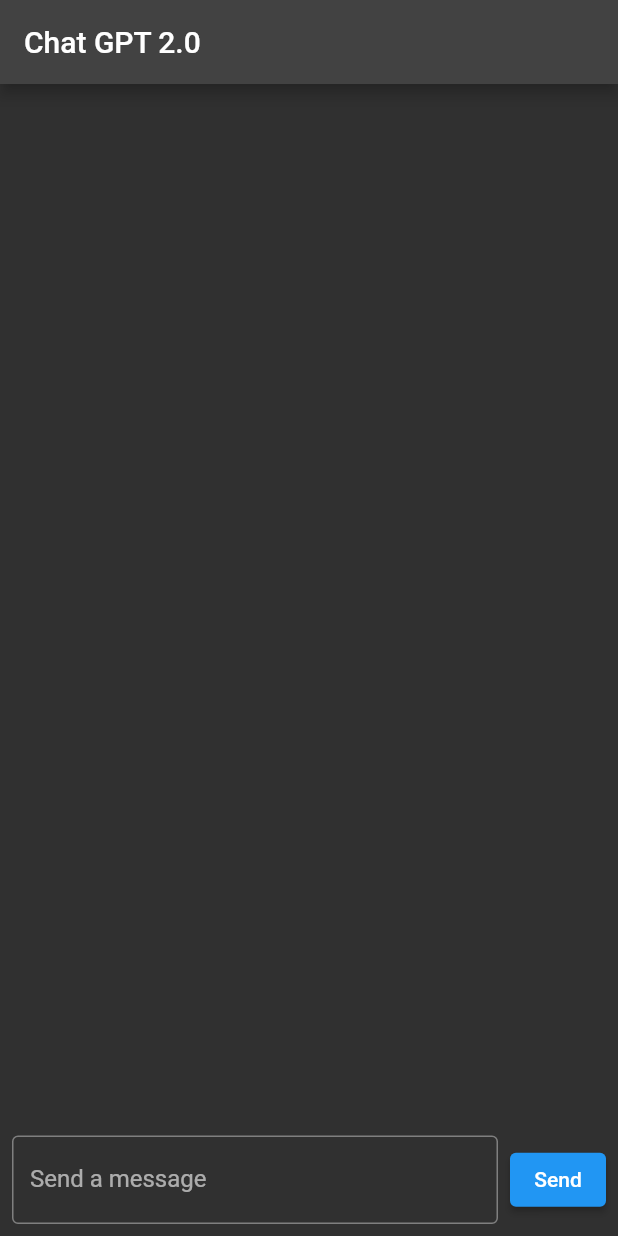
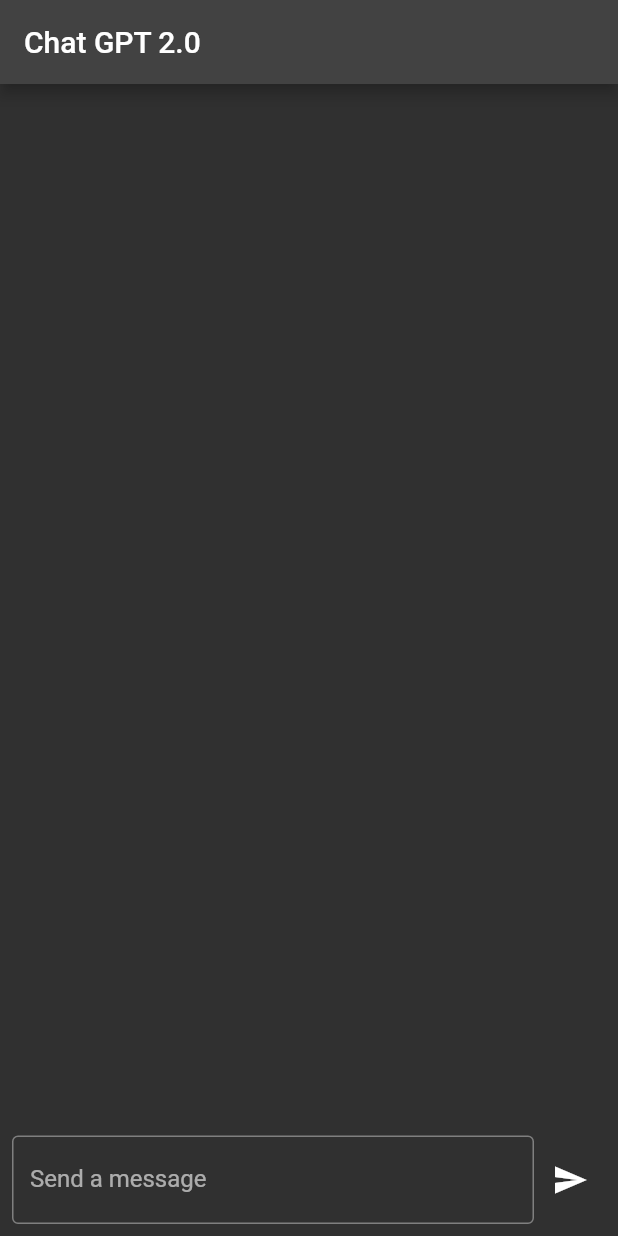
Before and after one commit to divyeshvankar/ChatGptApp, a Flutter app: the screen it shows after launch, on a phone screen of 412 x 824 dp. Run offline on Flutter 3.47's test engine with Material 2 defaults, Android fonts, the phone set to English and light mode, and no system bars.

Commit message:
change icon for send

```diff
--- a/chat_app/lib/main.dart
+++ b/chat_app/lib/main.dart
@@ -160,8 +160,7 @@ class _ChatScreenState extends State<ChatScreen> {
                     ),
                   ),
                 ),
-                const SizedBox(width: 8.0),
-                ElevatedButton(
+                IconButton( // Replace ElevatedButton with IconButton
                   onPressed: () {
                     final message = _messageController.text.trim();
                     if (message.isNotEmpty) {
@@ -172,7 +171,7 @@ class _ChatScreenState extends State<ChatScreen> {
                       _messageController.clear();
                     }
                   },
-                  child: const Text('Send'),
+                  icon: Icon(Icons.send), // Use send icon
                 ),
               ],
             ),
```
